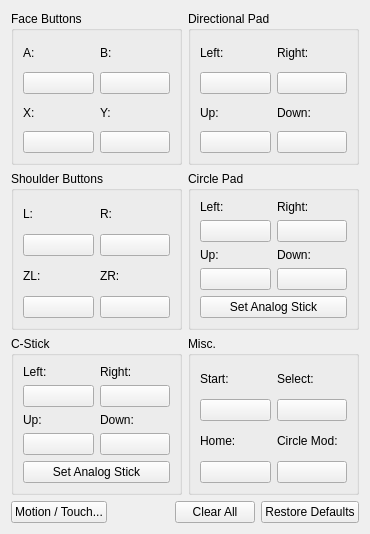
This is src/citra_qt/configuration/configure_input.ui in PabloMK7/citra as Qt 5 draws it before an edit. The edited form follows.
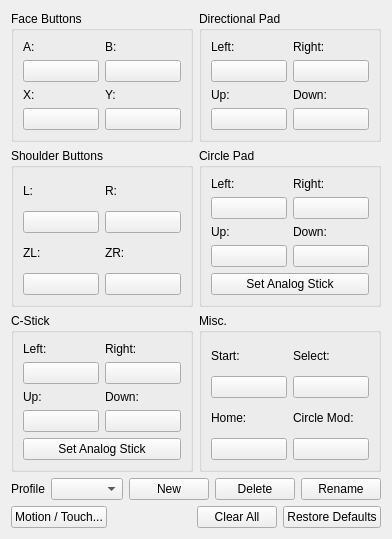
This is the edited form.

Commit message:
Add multiple input profile support
Only supported in the Qt frontend.

What changed in the file:
```diff
--- a/src/citra_qt/configuration/configure_input.ui
+++ b/src/citra_qt/configuration/configure_input.ui
@@ -6,8 +6,8 @@
    <rect>
     <x>0</x>
     <y>0</y>
-    <width>370</width>
-    <height>534</height>
+    <width>376</width>
+    <height>535</height>
    </rect>
   </property>
   <property name="windowTitle">
@@ -555,6 +555,56 @@
     </layout>
    </item>
    <item>
+    <layout class="QVBoxLayout" name="verticalLayout_6">
+     <item>
+      <layout class="QHBoxLayout" name="horizontalLayout_3">
+       <item>
+        <widget class="QLabel" name="label_5">
+         <property name="text">
+          <string>Profile</string>
+         </property>
+        </widget>
+       </item>
+       <item>
+        <widget class="QComboBox" name="profile"/>
+       </item>
+       <item>
+        <widget class="QPushButton" name="buttonNew">
+         <property name="text">
+          <string>New</string>
+         </property>
+        </widget>
+       </item>
+       <item>
+        <widget class="QPushButton" name="buttonDelete">
+         <property name="text">
+          <string>Delete</string>
+         </property>
+        </widget>
+       </item>
+       <item>
+        <widget class="QPushButton" name="buttonRename">
+         <property name="text">
+          <string>Rename</string>
+         </property>
+        </widget>
+       </item>
+       <item>
+        <spacer name="horizontalSpacer_2">
+         <property name="orientation">
+          <enum>Qt::Horizontal</enum>
+         </property>
+         <property name="sizeHint" stdset="0">
+          <size>
+           <width>40</width>
+           <height>20</height>
+          </size>
+         </property>
+        </spacer>
+       </item>
+      </layout>
+     </item>
+     <item>
     <layout class="QHBoxLayout" name="horizontalLayout">
      <item>
       <widget class="QPushButton" name="buttonMotionTouch">
@@ -652,6 +702,8 @@
         <string>Restore Defaults</string>
        </property>
       </widget>
+       </item>
+      </layout>
      </item>
     </layout>
    </item>
```
Lines whose indentation alone changed are shown as unchanged. The commit also changes 9 other files.
